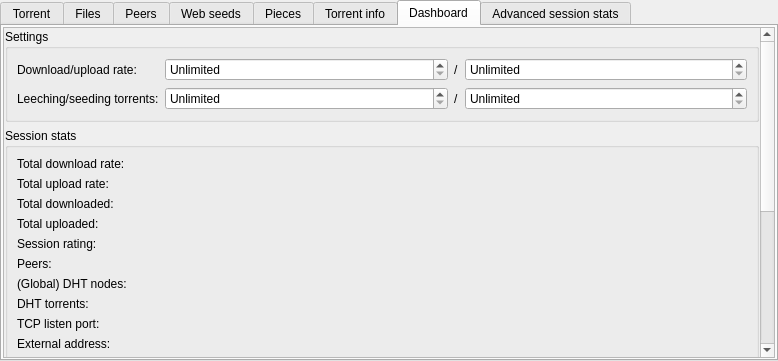
0xd34df00d/leechcraft, file src/plugins/bittorrent/torrenttabwidget.ui: the form before one commit.
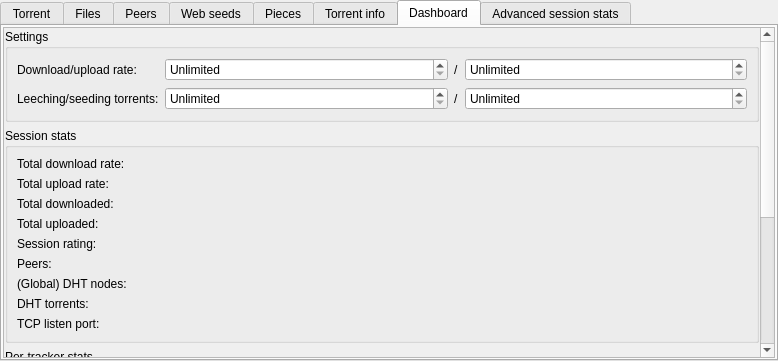
The form after the commit. The open tabs and pages were chosen to show the change. Custom widgets are drawn as their Qt base class.

Commit message:
[BT] Remove external address display
It's kinda misleading and shall be obtained differently.

```diff
--- a/src/plugins/bittorrent/torrenttabwidget.ui
+++ b/src/plugins/bittorrent/torrenttabwidget.ui
@@ -1326,20 +1326,6 @@
                </property>
               </widget>
              </item>
-             <item row="9" column="0">
-              <widget class="QLabel" name="label_61">
-               <property name="text">
-                <string>External address:</string>
-               </property>
-              </widget>
-             </item>
-             <item row="9" column="1">
-              <widget class="QLabel" name="LabelExternalAddress_">
-               <property name="text">
-                <string/>
-               </property>
-              </widget>
-             </item>
             </layout>
            </widget>
           </item>
```
The commit also changes 3 other files.
